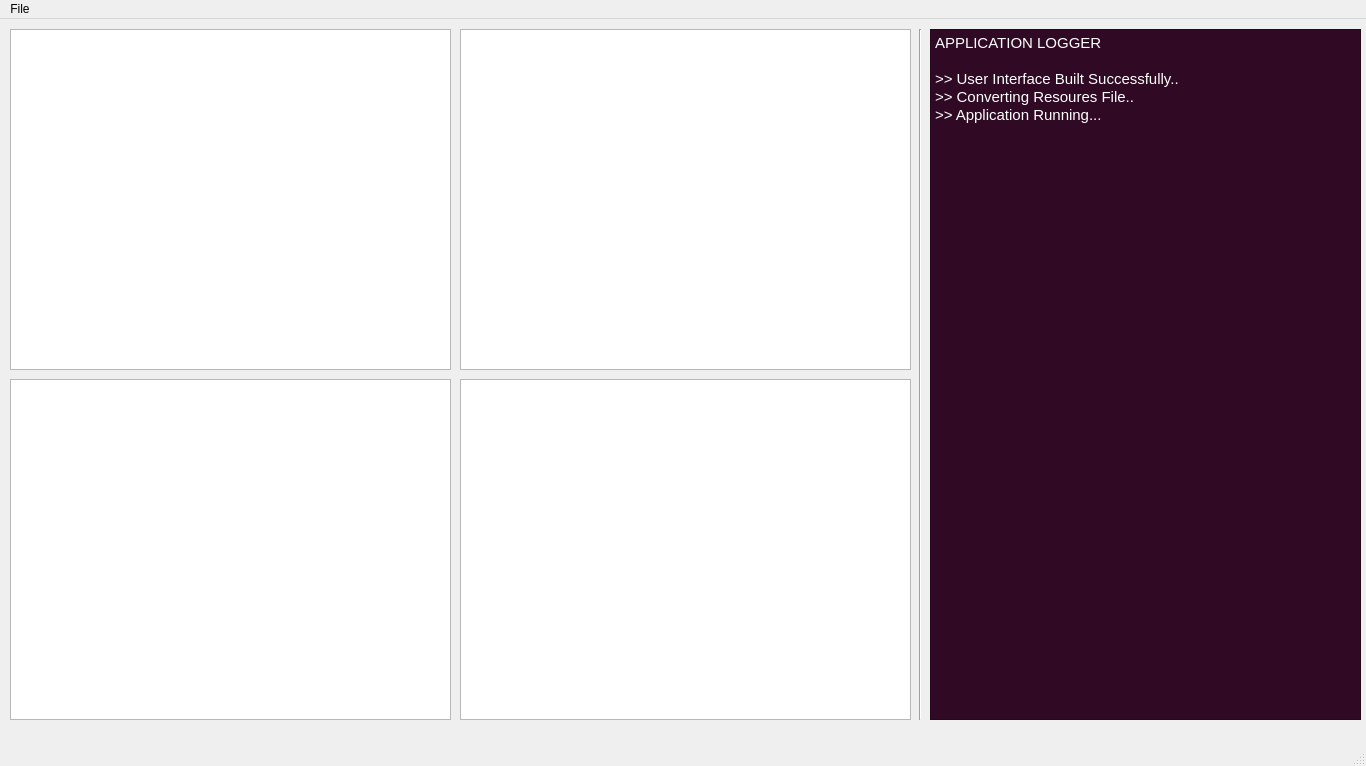
Old version of the form ui/Application.ui in the repository vishruthys/Adaptive-Traffic-Signalling-with-Yolov3.
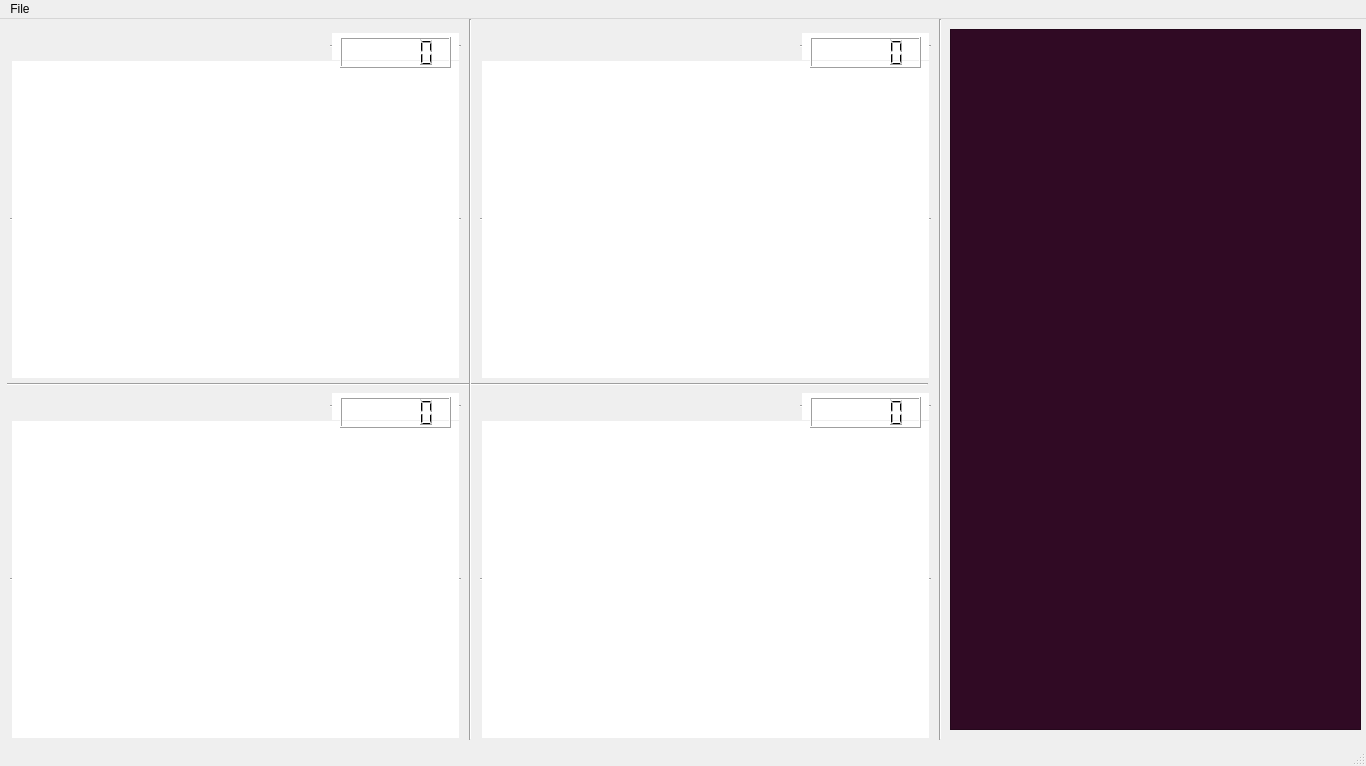
New version of the form.

```diff
--- a/ui/Application.ui
+++ b/ui/Application.ui
@@ -14,43 +14,39 @@
    <string>MainWindow</string>
   </property>
   <widget class="QWidget" name="centralwidget">
-   <widget class="QColumnView" name="vid_bg0">
-    <property name="geometry">
-     <rect>
-      <x>10</x>
-      <y>10</y>
-      <width>441</width>
-      <height>341</height>
-     </rect>
-    </property>
-   </widget>
    <widget class="QColumnView" name="vid_bg2">
     <property name="geometry">
      <rect>
       <x>10</x>
-      <y>360</y>
-      <width>441</width>
-      <height>341</height>
+      <y>400</y>
+      <width>451</width>
+      <height>321</height>
      </rect>
     </property>
+    <property name="frameShape">
+     <enum>QFrame::HLine</enum>
+    </property>
    </widget>
    <widget class="QColumnView" name="vid_bg1">
     <property name="geometry">
      <rect>
-      <x>460</x>
-      <y>10</y>
+      <x>480</x>
+      <y>40</y>
       <width>451</width>
-      <height>341</height>
+      <height>321</height>
      </rect>
     </property>
+    <property name="frameShape">
+     <enum>QFrame::HLine</enum>
+    </property>
    </widget>
    <widget class="QWidget" name="verticalLayoutWidget_3">
     <property name="geometry">
      <rect>
-      <x>470</x>
-      <y>370</y>
+      <x>490</x>
+      <y>410</y>
       <width>431</width>
-      <height>321</height>
+      <height>301</height>
      </rect>
     </property>
     <layout class="QVBoxLayout" name="video_layout3"/>
@@ -58,20 +54,23 @@
    <widget class="QColumnView" name="vid_bg3">
     <property name="geometry">
      <rect>
-      <x>460</x>
-      <y>360</y>
+      <x>480</x>
+      <y>400</y>
       <width>451</width>
-      <height>341</height>
+      <height>321</height>
      </rect>
     </property>
+    <property name="frameShape">
+     <enum>QFrame::HLine</enum>
+    </property>
    </widget>
    <widget class="Line" name="line">
     <property name="geometry">
      <rect>
-      <x>910</x>
-      <y>10</y>
+      <x>930</x>
+      <y>0</y>
       <width>20</width>
-      <height>691</height>
+      <height>721</height>
      </rect>
     </property>
     <property name="orientation">
@@ -82,31 +81,20 @@
     <property name="geometry">
      <rect>
       <x>20</x>
-      <y>370</y>
-      <width>421</width>
-      <height>321</height>
+      <y>410</y>
+      <width>431</width>
+      <height>301</height>
      </rect>
     </property>
     <layout class="QVBoxLayout" name="video_layout2"/>
    </widget>
-   <widget class="QWidget" name="verticalLayoutWidget_5">
-    <property name="geometry">
-     <rect>
-      <x>20</x>
-      <y>20</y>
-      <width>421</width>
-      <height>321</height>
-     </rect>
-    </property>
-    <layout class="QVBoxLayout" name="video_layout0"/>
-   </widget>
    <widget class="QTextBrowser" name="terminal">
     <property name="geometry">
      <rect>
-      <x>930</x>
+      <x>950</x>
       <y>10</y>
-      <width>431</width>
-      <height>691</height>
+      <width>411</width>
+      <height>701</height>
      </rect>
     </property>
     <property name="styleSheet">
@@ -118,35 +106,207 @@
      <string>&lt;!DOCTYPE HTML PUBLIC &quot;-//W3C//DTD HTML 4.0//EN&quot; &quot;http://www.w3.org/TR/REC-html40/strict.dtd&quot;&gt;
 &lt;html&gt;&lt;head&gt;&lt;meta name=&quot;qrichtext&quot; content=&quot;1&quot; /&gt;&lt;style type=&quot;text/css&quot;&gt;
 p, li { white-space: pre-wrap; }
-&lt;/style&gt;&lt;/head&gt;&lt;body style=&quot; font-family:'Manjari'; font-size:11pt; font-weight:400; font-style:normal;&quot;&gt;
-&lt;p style=&quot; margin-top:0px; margin-bottom:0px; margin-left:0px; margin-right:0px; -qt-block-indent:0; text-indent:0px;&quot;&gt;APPLICATION LOGGER&lt;/p&gt;
-&lt;p style=&quot;-qt-paragraph-type:empty; margin-top:0px; margin-bottom:0px; margin-left:0px; margin-right:0px; -qt-block-indent:0; text-indent:0px;&quot;&gt;&lt;br /&gt;&lt;/p&gt;
-&lt;p style=&quot; margin-top:0px; margin-bottom:0px; margin-left:0px; margin-right:0px; -qt-block-indent:0; text-indent:0px;&quot;&gt;&amp;gt;&amp;gt; User Interface Built Successfully..&lt;/p&gt;
-&lt;p style=&quot; margin-top:0px; margin-bottom:0px; margin-left:0px; margin-right:0px; -qt-block-indent:0; text-indent:0px;&quot;&gt;&amp;gt;&amp;gt; Converting Resoures File..&lt;/p&gt;
-&lt;p style=&quot; margin-top:0px; margin-bottom:0px; margin-left:0px; margin-right:0px; -qt-block-indent:0; text-indent:0px;&quot;&gt;&amp;gt;&amp;gt; Application Running...&lt;/p&gt;&lt;/body&gt;&lt;/html&gt;</string>
+&lt;/style&gt;&lt;/head&gt;&lt;body style=&quot; font-family:'Ubuntu'; font-size:11pt; font-weight:200; font-style:normal;&quot;&gt;
+&lt;p style=&quot;-qt-paragraph-type:empty; margin-top:0px; margin-bottom:0px; margin-left:0px; margin-right:0px; -qt-block-indent:0; text-indent:0px; font-family:'Manjari'; font-weight:400;&quot;&gt;&lt;br /&gt;&lt;/p&gt;&lt;/body&gt;&lt;/html&gt;</string>
     </property>
    </widget>
    <widget class="QWidget" name="verticalLayoutWidget_6">
     <property name="geometry">
      <rect>
-      <x>470</x>
-      <y>20</y>
+      <x>490</x>
+      <y>50</y>
       <width>431</width>
-      <height>321</height>
+      <height>301</height>
      </rect>
     </property>
     <layout class="QVBoxLayout" name="video_layout1"/>
    </widget>
+   <widget class="QColumnView" name="timer_bg2">
+    <property name="geometry">
+     <rect>
+      <x>330</x>
+      <y>372</y>
+      <width>131</width>
+      <height>31</height>
+     </rect>
+    </property>
+    <property name="frameShape">
+     <enum>QFrame::HLine</enum>
+    </property>
+   </widget>
+   <widget class="QLCDNumber" name="lcd_timer2">
+    <property name="geometry">
+     <rect>
+      <x>340</x>
+      <y>378</y>
+      <width>111</width>
+      <height>31</height>
+     </rect>
+    </property>
+    <property name="smallDecimalPoint">
+     <bool>true</bool>
+    </property>
+    <property name="segmentStyle">
+     <enum>QLCDNumber::Filled</enum>
+    </property>
+   </widget>
+   <widget class="QLCDNumber" name="lcd_timer0">
+    <property name="geometry">
+     <rect>
+      <x>340</x>
+      <y>18</y>
+      <width>111</width>
+      <height>31</height>
+     </rect>
+    </property>
+    <property name="smallDecimalPoint">
+     <bool>true</bool>
+    </property>
+    <property name="segmentStyle">
+     <enum>QLCDNumber::Filled</enum>
+    </property>
+   </widget>
+   <widget class="QColumnView" name="timer_bg0">
+    <property name="geometry">
+     <rect>
+      <x>330</x>
+      <y>12</y>
+      <width>131</width>
+      <height>31</height>
+     </rect>
+    </property>
+    <property name="frameShape">
+     <enum>QFrame::HLine</enum>
+    </property>
+   </widget>
+   <widget class="QLCDNumber" name="lcd_timer1">
+    <property name="geometry">
+     <rect>
+      <x>810</x>
+      <y>18</y>
+      <width>111</width>
+      <height>31</height>
+     </rect>
+    </property>
+    <property name="smallDecimalPoint">
+     <bool>true</bool>
+    </property>
+    <property name="segmentStyle">
+     <enum>QLCDNumber::Filled</enum>
+    </property>
+   </widget>
+   <widget class="QColumnView" name="timer_bg1">
+    <property name="geometry">
+     <rect>
+      <x>800</x>
+      <y>12</y>
+      <width>131</width>
+      <height>31</height>
+     </rect>
+    </property>
+    <property name="frameShape">
+     <enum>QFrame::HLine</enum>
+    </property>
+   </widget>
+   <widget class="QLCDNumber" name="lcd_timer3">
+    <property name="geometry">
+     <rect>
+      <x>810</x>
+      <y>378</y>
+      <width>111</width>
+      <height>31</height>
+     </rect>
+    </property>
+    <property name="smallDecimalPoint">
+     <bool>true</bool>
+    </property>
+    <property name="segmentStyle">
+     <enum>QLCDNumber::Filled</enum>
+    </property>
+   </widget>
+   <widget class="QColumnView" name="timer_bg3">
+    <property name="geometry">
+     <rect>
+      <x>800</x>
+      <y>372</y>
+      <width>131</width>
+      <height>31</height>
+     </rect>
+    </property>
+    <property name="frameShape">
+     <enum>QFrame::HLine</enum>
+    </property>
+   </widget>
+   <widget class="QWidget" name="verticalLayoutWidget_7">
+    <property name="geometry">
+     <rect>
+      <x>20</x>
+      <y>50</y>
+      <width>431</width>
+      <height>301</height>
+     </rect>
+    </property>
+    <layout class="QVBoxLayout" name="video_layout0"/>
+   </widget>
+   <widget class="QColumnView" name="vid_bg0">
+    <property name="geometry">
+     <rect>
+      <x>10</x>
+      <y>40</y>
+      <width>451</width>
+      <height>321</height>
+     </rect>
+    </property>
+    <property name="frameShape">
+     <enum>QFrame::HLine</enum>
+    </property>
+   </widget>
+   <widget class="Line" name="line_2">
+    <property name="geometry">
+     <rect>
+      <x>7</x>
+      <y>355</y>
+      <width>921</width>
+      <height>20</height>
+     </rect>
+    </property>
+    <property name="orientation">
+     <enum>Qt::Horizontal</enum>
+    </property>
+   </widget>
+   <widget class="Line" name="line_3">
+    <property name="geometry">
+     <rect>
+      <x>460</x>
+      <y>0</y>
+      <width>20</width>
+      <height>721</height>
+     </rect>
+    </property>
+    <property name="orientation">
+     <enum>Qt::Vertical</enum>
+    </property>
+   </widget>
    <zorder>vid_bg0</zorder>
+   <zorder>timer_bg2</zorder>
+   <zorder>timer_bg0</zorder>
+   <zorder>timer_bg3</zorder>
+   <zorder>timer_bg1</zorder>
    <zorder>vid_bg3</zorder>
    <zorder>vid_bg2</zorder>
    <zorder>vid_bg1</zorder>
    <zorder>verticalLayoutWidget_3</zorder>
    <zorder>line</zorder>
    <zorder>verticalLayoutWidget_4</zorder>
-   <zorder>verticalLayoutWidget_5</zorder>
    <zorder>terminal</zorder>
    <zorder>verticalLayoutWidget_6</zorder>
+   <zorder>lcd_timer2</zorder>
+   <zorder>lcd_timer1</zorder>
+   <zorder>lcd_timer3</zorder>
+   <zorder>lcd_timer0</zorder>
+   <zorder>verticalLayoutWidget_7</zorder>
+   <zorder>line_2</zorder>
+   <zorder>line_3</zorder>
   </widget>
   <widget class="QMenuBar" name="menubar">
    <property name="geometry">
```
